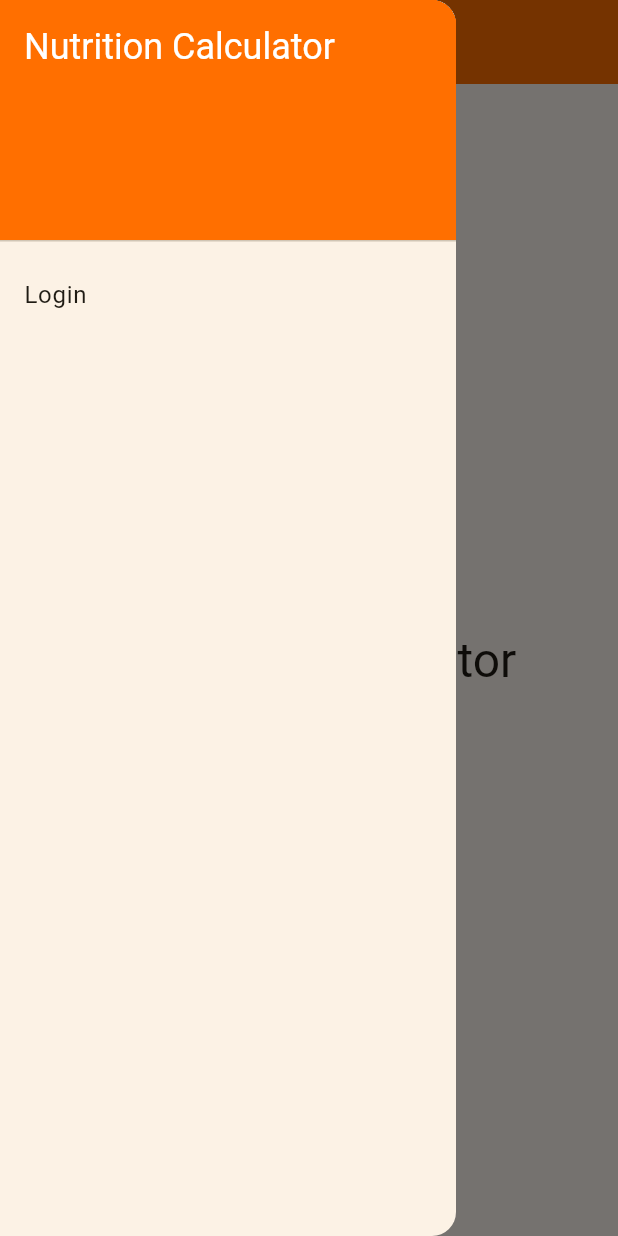
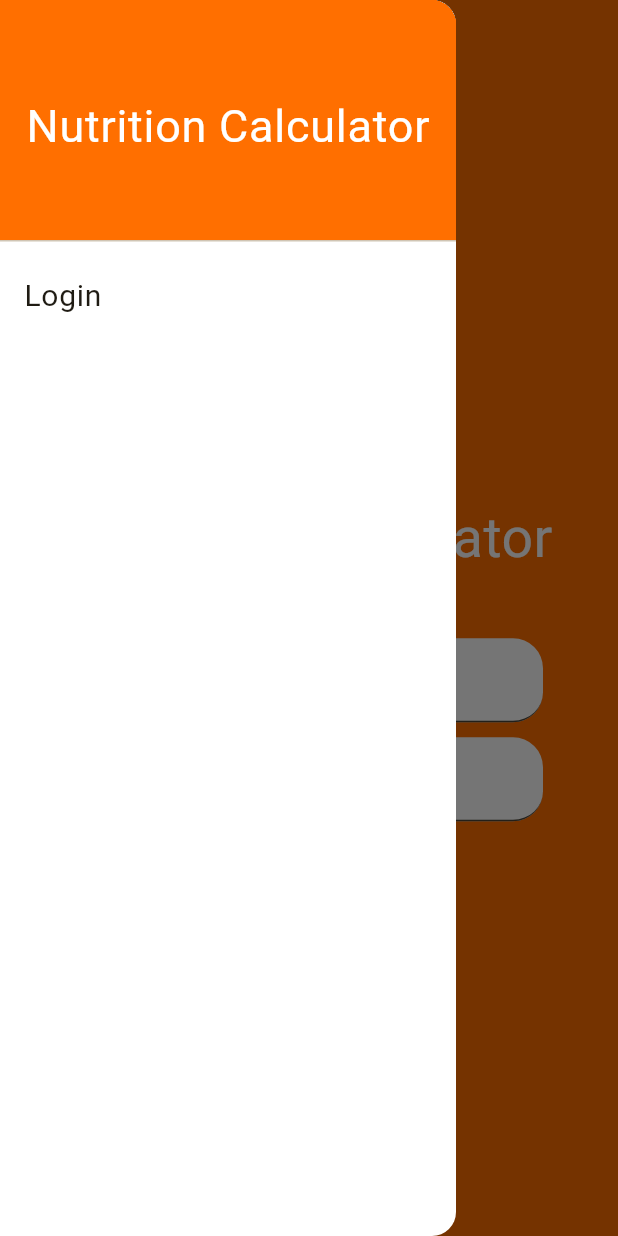
Before and after one commit to oirad360/nutrition_calculator_flutter, a Flutter app: the screen it shows after launch, with the side drawer open, on a phone screen of 412 x 824 dp. Run offline on Flutter 3.47's test engine with Material 3 defaults, Android fonts, the phone set to English and light mode, and no system bars; our stand-ins replace firebase_auth, firebase_core; accounts and stored records are empty.

Commit message:
drawer and auth page update

```diff
--- a/lib/main.dart
+++ b/lib/main.dart
@@ -21,23 +21,8 @@ class MyApp extends StatelessWidget {
   @override
   Widget build(BuildContext context) {
     return MaterialApp(
-      title: 'Nutrition Calculator',
+      title: Constants.appTitle,
       theme: ThemeData(
-        // This is the theme of your application.
-        //
-        // TRY THIS: Try running your application with "flutter run". You'll see
-        // the application has a purple toolbar. Then, without quitting the app,
-        // try changing the seedColor in the colorScheme below to Colors.green
-        // and then invoke "hot reload" (save your changes or press the "hot
-        // reload" button in a Flutter-supported IDE, or press "r" if you used
-        // the command line to start the app).
-        //
-        // Notice that the counter didn't reset back to zero; the application
-        // state is not lost during the reload. To reset the state, use hot
-        // restart instead.
-        //
-        // This works for code too, not just values: Most code changes can be
-        // tested with just a hot reload.
         colorScheme: ColorScheme.fromSeed(
           seedColor: Colors.amber,
           primary: Colors.amber.shade900,
@@ -57,7 +42,15 @@ class MyApp extends StatelessWidget {
         stream: AuthService().userChanges,
         builder: (context, snapshot) {
           if (snapshot.connectionState == ConnectionState.waiting) {
-            return const CircularProgressIndicator();
+            return Container(
+              color: Theme.of(context).colorScheme.primary,
+              child: Center(
+                child: CircularProgressIndicator(
+                  backgroundColor: Theme.of(context).colorScheme.primary,
+                  color: Colors.white,
+                ),
+              ),
+            );
           } else if (snapshot.hasData) {
             return const MyHomePage(title: Constants.appTitle);
           } else {
--- a/lib/screens/auth_page.dart
+++ b/lib/screens/auth_page.dart
@@ -10,21 +10,96 @@ class AuthPage extends StatefulWidget {
 }
 
 class _AuthPageState extends State<AuthPage> {
+  final _formKey = GlobalKey<FormState>();
+  Map data = {"email": "", "password": ""};
+
+
   @override
   Widget build(BuildContext context) {
     return Scaffold(
+      backgroundColor: Theme.of(context).colorScheme.primary,
       appBar: AppBar(
         backgroundColor: Theme.of(context).colorScheme.primary,
+        leading: Builder(
+          builder: (context) {
+            return IconButton(
+              icon: const Icon(Icons.menu, color: Colors.white),
+              onPressed: () {
+                Scaffold.of(context).openDrawer();
+              },
+            );
+          },
+        ),
       ),
+      drawer: const MyDrawer(),
       body: Center(
         child: Column(
           mainAxisAlignment: MainAxisAlignment.center,
           children: <Widget>[
-            Text(Constants.appTitle, style: Theme.of(context).textTheme.headlineLarge,)
+            Padding(
+              padding: const EdgeInsets.only(bottom: 40),
+              child: const Text(Constants.appTitle, style: TextStyle(color: Colors.white, fontSize: 37)),
+            ),
+            Padding(
+              padding: const EdgeInsets.only(left: 50.0, right: 50.0),
+              child: Form(
+                key: _formKey,
+                child: Column(
+                  children: [
+                    Padding(
+                      padding: const EdgeInsets.only(bottom: 10),
+                      child: TextFormField(
+                        validator: (value) {
+                          if (value == null || value.isEmpty) {
+                            return 'Inserisci l\'email';
+                          }
+                          return null;
+                        },
+                        onSaved: (value) {
+                          data['email'] = value!;
+                        },
+                        textInputAction: TextInputAction.next,
+                        cursorColor: Theme.of(context).colorScheme.tertiary,
+                        decoration: InputDecoration(
+                          filled: true,
+                          fillColor: Theme.of(context).colorScheme.secondary,
+                          label: const Text('Email'),
+                          labelStyle: TextStyle(color: Theme.of(context).colorScheme.tertiary),
+                          border: UnderlineInputBorder(
+                            borderRadius: BorderRadius.circular(20),
+                          )
+                        ),
+                      ),
+                    ),
+                    TextFormField(
+                      validator: (value) {
+                        if (value == null || value.isEmpty) {
+                          return 'Inserisci la password';
+                        }
+                        return null;
+                      },
+                      onSaved: (value) {
+                        data['password'] = value!;
+                      },
+                      textInputAction: TextInputAction.done,
+                      cursorColor: Theme.of(context).colorScheme.tertiary,
+                      decoration: InputDecoration(
+                        filled: true,
+                        fillColor: Theme.of(context).colorScheme.secondary,
+                        label: const Text('Password'),
+                        labelStyle: TextStyle(color: Theme.of(context).colorScheme.tertiary),
+                        border: UnderlineInputBorder(
+                          borderRadius: BorderRadius.circular(20),
+                        )
+                      ),
+                    ),
+                  ],
+                ),
+              ),
+            )
           ],
         ),
       ),
-      drawer: MyDrawer(),
     );
   }
 }
--- a/lib/screens/home.dart
+++ b/lib/screens/home.dart
@@ -1,16 +1,8 @@
 import 'package:flutter/material.dart';
+import 'package:nutrition_calculator_flutter/widgets/drawer.dart';
 
 class MyHomePage extends StatefulWidget {
   const MyHomePage({super.key, required this.title});
-
-  // This widget is the home page of your application. It is stateful, meaning
-  // that it has a State object (defined below) that contains fields that affect
-  // how it looks.
-
-  // This class is the configuration for the state. It holds the values (in this
-  // case the title) provided by the parent (in this case the App widget) and
-  // used by the build method of the State. Fields in a Widget subclass are
-  // always marked "final".
 
   final String title;
 
@@ -23,53 +15,33 @@ class _MyHomePageState extends State<MyHomePage> {
 
   void _incrementCounter() {
     setState(() {
-      // This call to setState tells the Flutter framework that something has
-      // changed in this State, which causes it to rerun the build method below
-      // so that the display can reflect the updated values. If we changed
-      // _counter without calling setState(), then the build method would not be
-      // called again, and so nothing would appear to happen.
       _counter++;
     });
   }
 
   @override
   Widget build(BuildContext context) {
-    // This method is rerun every time setState is called, for instance as done
-    // by the _incrementCounter method above.
-    //
-    // The Flutter framework has been optimized to make rerunning build methods
-    // fast, so that you can just rebuild anything that needs updating rather
-    // than having to individually change instances of widgets.
     return Scaffold(
       appBar: AppBar(
-        // TRY THIS: Try changing the color here to a specific color (to
-        // Colors.amber, perhaps?) and trigger a hot reload to see the AppBar
-        // change color while the other colors stay the same.
         backgroundColor: Theme.of(context).colorScheme.primary,
         titleTextStyle: Theme.of(context).textTheme.titleLarge,
-        // Here we take the value from the MyHomePage object that was created by
-        // the App.build method, and use it to set our appbar title.
         title: Text(widget.title),
         elevation: 7,
         shadowColor: Colors.black,
+        leading: Builder(
+          builder: (context) {
+            return IconButton(
+              icon: Icon(Icons.menu, color: Theme.of(context).colorScheme.primary),
+              onPressed: () {
+                Scaffold.of(context).openDrawer();
+              },
+            );
+          },
+        ),
       ),
+      drawer: const MyDrawer(),
       body: Center(
-        // Center is a layout widget. It takes a single child and positions it
-        // in the middle of the parent.
         child: Column(
-          // Column is also a layout widget. It takes a list of children and
-          // arranges them vertically. By default, it sizes itself to fit its
-          // children horizontally, and tries to be as tall as its parent.
-          //
-          // Column has various properties to control how it sizes itself and
-          // how it positions its children. Here we use mainAxisAlignment to
-          // center the children vertically; the main axis here is the vertical
-          // axis because Columns are vertical (the cross axis would be
-          // horizontal).
-          //
-          // TRY THIS: Invoke "debug painting" (choose the "Toggle Debug Paint"
-          // action in the IDE, or press "p" in the console), to see the
-          // wireframe for each widget.
           mainAxisAlignment: MainAxisAlignment.center,
           children: <Widget>[
             Text(
@@ -87,7 +59,7 @@ class _MyHomePageState extends State<MyHomePage> {
         onPressed: _incrementCounter,
         tooltip: 'Increment',
         child: Icon(Icons.add, color: Theme.of(context).colorScheme.secondary),
-      ), // This trailing comma makes auto-formatting nicer for build methods.
+      ),
     );
   }
 }
--- a/lib/widgets/drawer.dart
+++ b/lib/widgets/drawer.dart
@@ -13,6 +13,7 @@ class _MyDrawerState extends State<MyDrawer> {
   @override
   Widget build(BuildContext context) {
     return Drawer(
+      backgroundColor: Colors.white,
       child: StreamBuilder(
         stream: AuthService().userChanges,
         builder: (context, snapshot) {
@@ -21,12 +22,12 @@ class _MyDrawerState extends State<MyDrawer> {
             children: [
               DrawerHeader(
                 decoration: BoxDecoration(
-                    color: Theme.of(context).colorScheme.primary
+                  color: Theme.of(context).colorScheme.primary,
                 ),
-                child: Text(Constants.appTitle, style: Theme.of(context).textTheme.titleLarge),
+                child: Center(child: Text(Constants.appTitle, style: TextStyle(color: Theme.of(context).colorScheme.secondary, fontSize: 30))),
               ),
               if (!snapshot.hasData) const ListTile(
-                title: Text('Login'),
+                title: Text('Login', style: TextStyle(fontSize: 20)),
               )
             ],
           );
```
